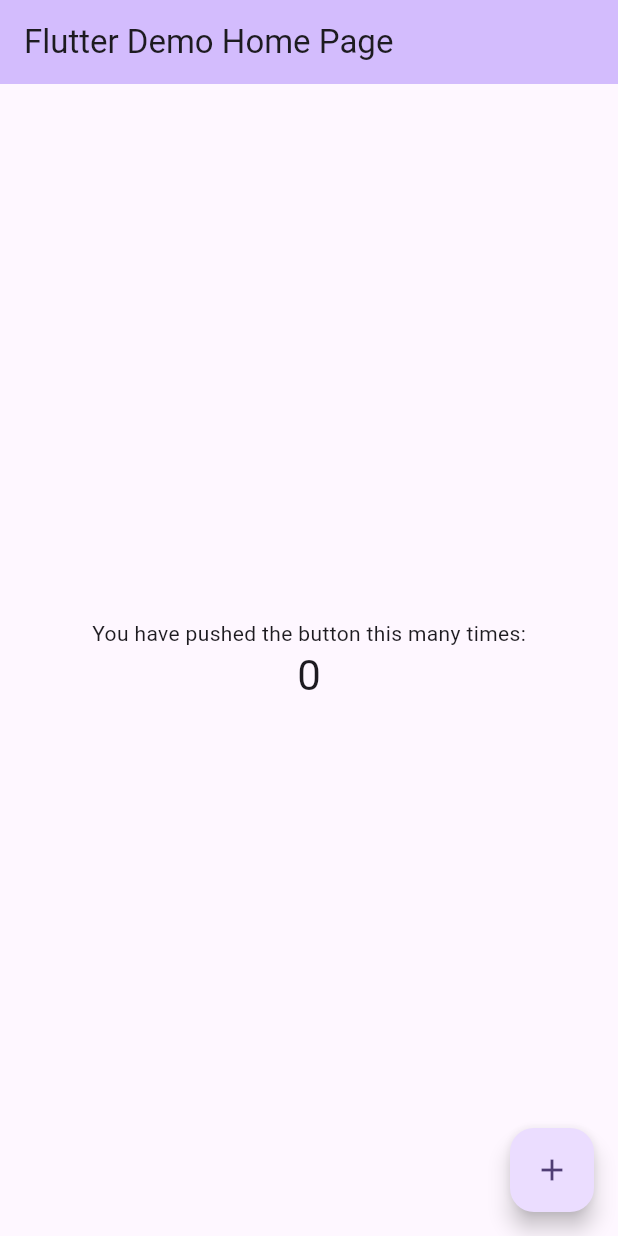
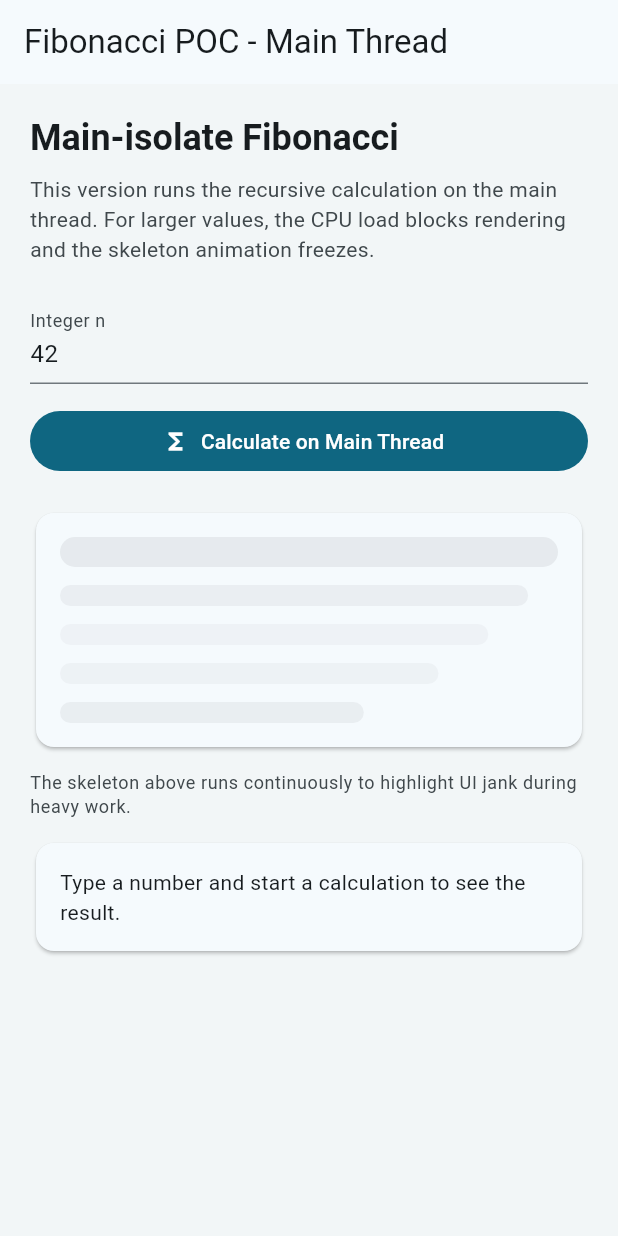
Before and after one commit to gustoliveira/flutter_isolates, a Flutter app: the screen it shows after launch, on a phone screen of 412 x 824 dp. Run offline on Flutter 3.47's test engine with Material 3 defaults, Android fonts, the phone set to English and light mode, and no system bars.

Commit message:
build main-thread Fibonacci demo with persistent skeleton loader
Replace the default counter app with a Fibonacci POC screen that runs recursive calculation on the main isolate, keeps a continuous skeleton visible to expose UI blocking, and shows validation/result timing states. Flatten the  structure to root-level files and add unit/widget tests, including updating the default max input limit from 45 to 100.

```diff
--- /dev/null
+++ b/lib/fibonacci.dart
@@ -0,0 +1,26 @@
+const int kMaxRecommendedFibonacciInput = 100;
+
+int parseFibonacciInput(
+  String input, {
+  int min = 0,
+  int max = kMaxRecommendedFibonacciInput,
+}) {
+  final value = int.tryParse(input.trim());
+  if (value == null) {
+    throw const FormatException('Please enter a valid integer.');
+  }
+  if (value < min || value > max) {
+    throw RangeError.range(value, min, max, 'n');
+  }
+  return value;
+}
+
+int fibonacciRecursive(int n) {
+  if (n < 0) {
+    throw RangeError.value(n, 'n', 'Must be greater than or equal to 0.');
+  }
+  if (n <= 1) {
+    return n;
+  }
+  return fibonacciRecursive(n - 1) + fibonacciRecursive(n - 2);
+}
--- /dev/null
+++ b/lib/loading_skeleton.dart
@@ -0,0 +1,83 @@
+import 'dart:math' as math;
+
+import 'package:flutter/material.dart';
+
+class LoadingSkeleton extends StatefulWidget {
+  const LoadingSkeleton({super.key, this.lineCount = 5});
+
+  final int lineCount;
+
+  @override
+  State<LoadingSkeleton> createState() => _LoadingSkeletonState();
+}
+
+class _LoadingSkeletonState extends State<LoadingSkeleton>
+    with SingleTickerProviderStateMixin {
+  late final AnimationController _controller;
+
+  @override
+  void initState() {
+    super.initState();
+    _controller = AnimationController(
+      vsync: this,
+      duration: const Duration(milliseconds: 950),
+    )..repeat();
+  }
+
+  @override
+  void dispose() {
+    _controller.dispose();
+    super.dispose();
+  }
+
+  @override
+  Widget build(BuildContext context) {
+    final ThemeData theme = Theme.of(context);
+    final List<double> widthFactors = <double>[1.0, 0.94, 0.86, 0.76, 0.61];
+
+    return Card(
+      color: theme.colorScheme.surface,
+      child: Padding(
+        padding: const EdgeInsets.all(16),
+        child: AnimatedBuilder(
+          animation: _controller,
+          builder: (BuildContext context, Widget? child) {
+            return Column(
+              crossAxisAlignment: CrossAxisAlignment.start,
+              children: List<Widget>.generate(widget.lineCount, (int index) {
+                final double phase = (_controller.value + index * 0.12) % 1;
+                final double pulse = 0.5 - (phase - 0.5).abs();
+                final double glow = math.max(0.0, pulse * 2);
+
+                final Color color =
+                    Color.lerp(
+                      theme.colorScheme.surfaceContainerHighest,
+                      theme.colorScheme.surfaceContainerLow,
+                      glow,
+                    ) ??
+                    theme.colorScheme.surfaceContainerHighest;
+
+                return Padding(
+                  padding: EdgeInsets.only(
+                    bottom: index == widget.lineCount - 1 ? 0 : 12,
+                  ),
+                  child: FractionallySizedBox(
+                    widthFactor: widthFactors[index % widthFactors.length],
+                    alignment: Alignment.centerLeft,
+                    child: Container(
+                      height: index == 0 ? 20 : 14,
+                      decoration: BoxDecoration(
+                        color: color,
+                        borderRadius: BorderRadius.circular(12),
+                      ),
+                    ),
+                  ),
+                );
+              }),
+            );
+          },
+        ),
+      ),
+    );
+  }
+}
--- a/lib/main.dart
+++ b/lib/main.dart
@@ -1,4 +1,5 @@
 import 'package:flutter/material.dart';
+import 'package:flutter_isolates/main_thread_fibonacci_page.dart';
 
 void main() {
   runApp(const MyApp());
@@ -7,116 +8,20 @@ void main() {
 class MyApp extends StatelessWidget {
   const MyApp({super.key});
 
-  // This widget is the root of your application.
   @override
   Widget build(BuildContext context) {
     return MaterialApp(
-      title: 'Flutter Demo',
+      debugShowCheckedModeBanner: false,
+      title: 'Flutter Isolates POC',
       theme: ThemeData(
-        // This is the theme of your application.
-        //
-        // TRY THIS: Try running your application with "flutter run". You'll see
-        // the application has a purple toolbar. Then, without quitting the app,
-        // try changing the seedColor in the colorScheme below to Colors.green
-        // and then invoke "hot reload" (save your changes or press the "hot
-        // reload" button in a Flutter-supported IDE, or press "r" if you used
-        // the command line to start the app).
-        //
-        // Notice that the counter didn't reset back to zero; the application
-        // state is not lost during the reload. To reset the state, use hot
-        // restart instead.
-        //
-        // This works for code too, not just values: Most code changes can be
-        // tested with just a hot reload.
-        colorScheme: .fromSeed(seedColor: Colors.deepPurple),
+        useMaterial3: true,
+        colorScheme: ColorScheme.fromSeed(
+          seedColor: const Color(0xFF0A6E8B),
+          brightness: Brightness.light,
+        ),
+        scaffoldBackgroundColor: const Color(0xFFF2F6F7),
       ),
-      home: const MyHomePage(title: 'Flutter Demo Home Page'),
+      home: const MainThreadFibonacciPage(),
     );
   }
 }
-
-class MyHomePage extends StatefulWidget {
-  const MyHomePage({super.key, required this.title});
-
-  // This widget is the home page of your application. It is stateful, meaning
-  // that it has a State object (defined below) that contains fields that affect
-  // how it looks.
-
-  // This class is the configuration for the state. It holds the values (in this
-  // case the title) provided by the parent (in this case the App widget) and
-  // used by the build method of the State. Fields in a Widget subclass are
-  // always marked "final".
-
-  final String title;
-
-  @override
-  State<MyHomePage> createState() => _MyHomePageState();
-}
-
-class _MyHomePageState extends State<MyHomePage> {
-  int _counter = 0;
-
-  void _incrementCounter() {
-    setState(() {
-      // This call to setState tells the Flutter framework that something has
-      // changed in this State, which causes it to rerun the build method below
-      // so that the display can reflect the updated values. If we changed
-      // _counter without calling setState(), then the build method would not be
-      // called again, and so nothing would appear to happen.
-      _counter++;
-    });
-  }
-
-  @override
-  Widget build(BuildContext context) {
-    // This method is rerun every time setState is called, for instance as done
-    // by the _incrementCounter method above.
-    //
-    // The Flutter framework has been optimized to make rerunning build methods
-    // fast, so that you can just rebuild anything that needs updating rather
-    // than having to individually change instances of widgets.
-    return Scaffold(
-      appBar: AppBar(
-        // TRY THIS: Try changing the color here to a specific color (to
-        // Colors.amber, perhaps?) and trigger a hot reload to see the AppBar
-        // change color while the other colors stay the same.
-        backgroundColor: Theme.of(context).colorScheme.inversePrimary,
-        // Here we take the value from the MyHomePage object that was created by
-        // the App.build method, and use it to set our appbar title.
-        title: Text(widget.title),
-      ),
-      body: Center(
-        // Center is a layout widget. It takes a single child and positions it
-        // in the middle of the parent.
-        child: Column(
-          // Column is also a layout widget. It takes a list of children and
-          // arranges them vertically. By default, it sizes itself to fit its
-          // children horizontally, and tries to be as tall as its parent.
-          //
-          // Column has various properties to control how it sizes itself and
-          // how it positions its children. Here we use mainAxisAlignment to
-          // center the children vertically; the main axis here is the vertical
-          // axis because Columns are vertical (the cross axis would be
-          // horizontal).
-          //
-          // TRY THIS: Invoke "debug painting" (choose the "Toggle Debug Paint"
-          // action in the IDE, or press "p" in the console), to see the
-          // wireframe for each widget.
-          mainAxisAlignment: .center,
-          children: [
-            const Text('You have pushed the button this many times:'),
-            Text(
-              '$_counter',
-              style: Theme.of(context).textTheme.headlineMedium,
-            ),
-          ],
-        ),
-      ),
-      floatingActionButton: FloatingActionButton(
-        onPressed: _incrementCounter,
-        tooltip: 'Increment',
-        child: const Icon(Icons.add),
-      ),
-    );
-  }
-}
--- /dev/null
+++ b/lib/main_thread_fibonacci_page.dart
@@ -0,0 +1,232 @@
+import 'package:flutter/material.dart';
+import 'package:flutter_isolates/fibonacci.dart';
+import 'package:flutter_isolates/loading_skeleton.dart';
+
+class MainThreadFibonacciPage extends StatefulWidget {
+  const MainThreadFibonacciPage({super.key});
+
+  @override
+  State<MainThreadFibonacciPage> createState() =>
+      _MainThreadFibonacciPageState();
+}
+
+class _MainThreadFibonacciPageState extends State<MainThreadFibonacciPage> {
+  final TextEditingController _inputController = TextEditingController(
+    text: '42',
+  );
+
+  bool _isCalculating = false;
+  String? _inputError;
+  int? _lastInput;
+  int? _lastResult;
+  Duration? _elapsed;
+
+  @override
+  void dispose() {
+    _inputController.dispose();
+    super.dispose();
+  }
+
+  Future<void> _calculateOnMainThread() async {
+    FocusManager.instance.primaryFocus?.unfocus();
+
+    final String rawInput = _inputController.text;
+    final int value;
+
+    try {
+      value = parseFibonacciInput(rawInput);
+    } on FormatException catch (error) {
+      setState(() {
+        _inputError = error.message;
+      });
+      return;
+    } on RangeError {
+      setState(() {
+        _inputError =
+            'Please enter a number between 0 and $kMaxRecommendedFibonacciInput.';
+      });
+      return;
+    }
+
+    setState(() {
+      _inputError = null;
+      _isCalculating = true;
+      _lastInput = value;
+      _lastResult = null;
+      _elapsed = null;
+    });
+
+    await Future<void>.delayed(const Duration(milliseconds: 80));
+
+    final Stopwatch stopwatch = Stopwatch()..start();
+    final int result = fibonacciRecursive(value);
+    stopwatch.stop();
+
+    if (!mounted) {
+      return;
+    }
+
+    setState(() {
+      _isCalculating = false;
+      _lastResult = result;
+      _elapsed = stopwatch.elapsed;
+    });
+  }
+
+  String _formatElapsed(Duration elapsed) {
+    return '${elapsed.inMilliseconds} ms';
+  }
+
+  @override
+  Widget build(BuildContext context) {
+    final ThemeData theme = Theme.of(context);
+
+    return Scaffold(
+      resizeToAvoidBottomInset: false,
+      appBar: AppBar(title: const Text('Fibonacci POC - Main Thread')),
+      body: SafeArea(
+        child: Align(
+          alignment: Alignment.topCenter,
+          child: ConstrainedBox(
+            constraints: const BoxConstraints(maxWidth: 680),
+            child: SingleChildScrollView(
+              padding: const EdgeInsets.all(20),
+              child: Column(
+                crossAxisAlignment: CrossAxisAlignment.start,
+                children: [
+                  Text(
+                    'Main-isolate Fibonacci',
+                    style: theme.textTheme.headlineSmall?.copyWith(
+                      fontWeight: FontWeight.w700,
+                    ),
+                  ),
+                  const SizedBox(height: 8),
+                  Text(
+                    'This version runs the recursive calculation on the main '
+                    'thread. For larger values, the CPU load blocks rendering '
+                    'and the skeleton animation freezes.',
+                    style: theme.textTheme.bodyMedium?.copyWith(
+                      color: theme.colorScheme.onSurfaceVariant,
+                    ),
+                  ),
+                  const SizedBox(height: 24),
+                  TextField(
+                    key: const Key('fibonacci-input-field'),
+                    controller: _inputController,
+                    enabled: !_isCalculating,
+                    keyboardType: TextInputType.number,
+                    decoration: InputDecoration(
+                      labelText: 'Integer n',
+                      hintText: '0 to $kMaxRecommendedFibonacciInput',
+                      errorText: _inputError,
+                    ),
+                  ),
+                  const SizedBox(height: 14),
+                  SizedBox(
+                    width: double.infinity,
+                    child: FilledButton.icon(
+                      key: const Key('calculate-main-thread-button'),
+                      onPressed: _isCalculating ? null : _calculateOnMainThread,
+                      icon: const Icon(Icons.functions),
+                      label: const Text('Calculate on Main Thread'),
+                    ),
+                  ),
+                  const SizedBox(height: 20),
+                  const LoadingSkeleton(key: ValueKey('loading-skeleton')),
+                  const SizedBox(height: 12),
+                  Text(
+                    _isCalculating
+                        ? 'Calculating on the main thread. The skeleton may freeze for large n.'
+                        : 'The skeleton above runs continuously to highlight UI jank during heavy work.',
+                    style: theme.textTheme.bodySmall?.copyWith(
+                      color: theme.colorScheme.onSurfaceVariant,
+                    ),
+                  ),
+                  const SizedBox(height: 12),
+                  _ResultCard(
+                    input: _lastInput,
+                    result: _lastResult,
+                    elapsedLabel: _elapsed == null
+                        ? null
+                        : _formatElapsed(_elapsed!),
+                    isCalculating: _isCalculating,
+                  ),
+                ],
+              ),
+            ),
+          ),
+        ),
+      ),
+    );
+  }
+}
+
+class _ResultCard extends StatelessWidget {
+  const _ResultCard({
+    this.input,
+    this.result,
+    this.elapsedLabel,
+    this.isCalculating = false,
+  });
+
+  final int? input;
+  final int? result;
+  final String? elapsedLabel;
+  final bool isCalculating;
+
+  @override
+  Widget build(BuildContext context) {
+    final ThemeData theme = Theme.of(context);
+
+    if (isCalculating && input != null) {
+      return Card(
+        color: theme.colorScheme.surface,
+        child: Padding(
+          padding: const EdgeInsets.all(16),
+          child: Text(
+            'Calculating fib($input)...',
+            key: const Key('fibonacci-calculating-text'),
+            style: theme.textTheme.bodyLarge,
+          ),
+        ),
+      );
+    }
+
+    if (input == null || result == null || elapsedLabel == null) {
+      return Card(
+        color: theme.colorScheme.surface,
+        child: const Padding(
+          padding: EdgeInsets.all(16),
+          child: Text(
+            'Type a number and start a calculation to see the result.',
+          ),
+        ),
+      );
+    }
+
+    return Card(
+      color: theme.colorScheme.surface,
+      child: Padding(
+        padding: const EdgeInsets.all(16),
+        child: Column(
+          crossAxisAlignment: CrossAxisAlignment.start,
+          children: [
+            Text(
+              'fib($input) = $result',
+              key: const Key('fibonacci-result-text'),
+              style: theme.textTheme.titleMedium?.copyWith(
+                fontWeight: FontWeight.w700,
+              ),
+            ),
+            const SizedBox(height: 8),
+            Text(
+              'Elapsed: $elapsedLabel',
+              key: const Key('fibonacci-elapsed-text'),
+              style: theme.textTheme.bodyMedium,
+            ),
+          ],
+        ),
+      ),
+    );
+  }
+}
```
Also changed, not shown: 3 other files.
